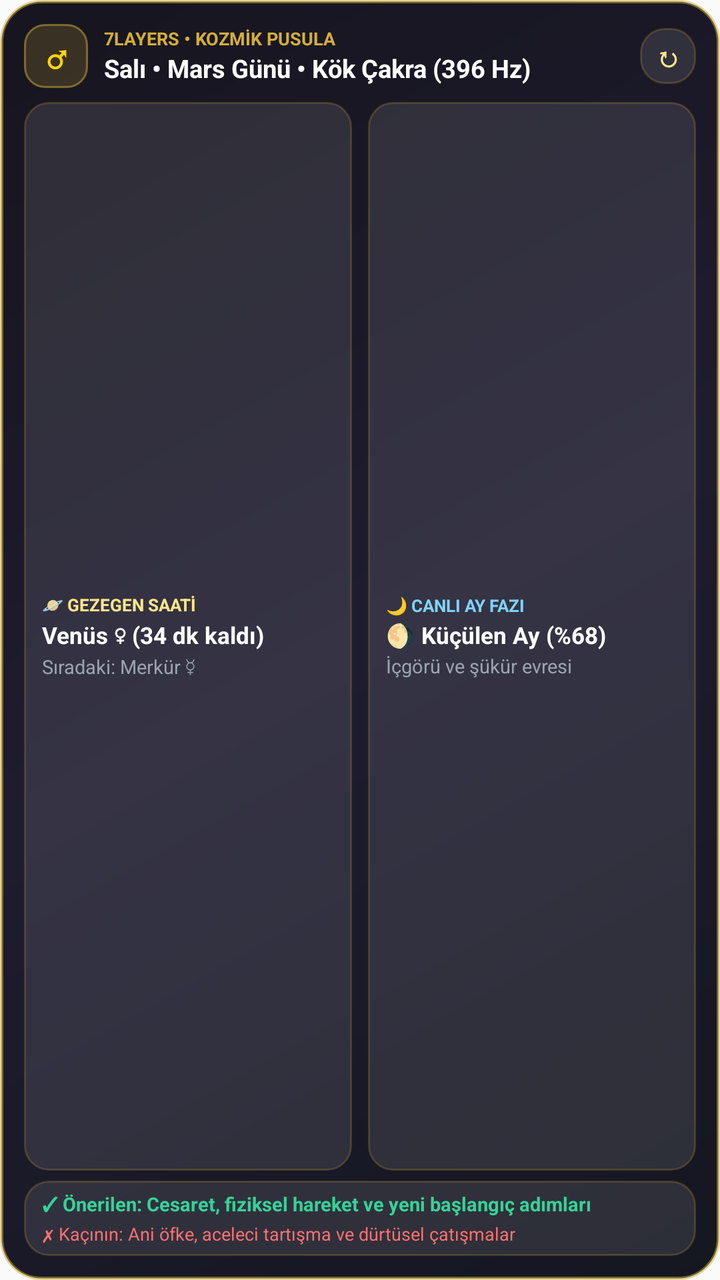
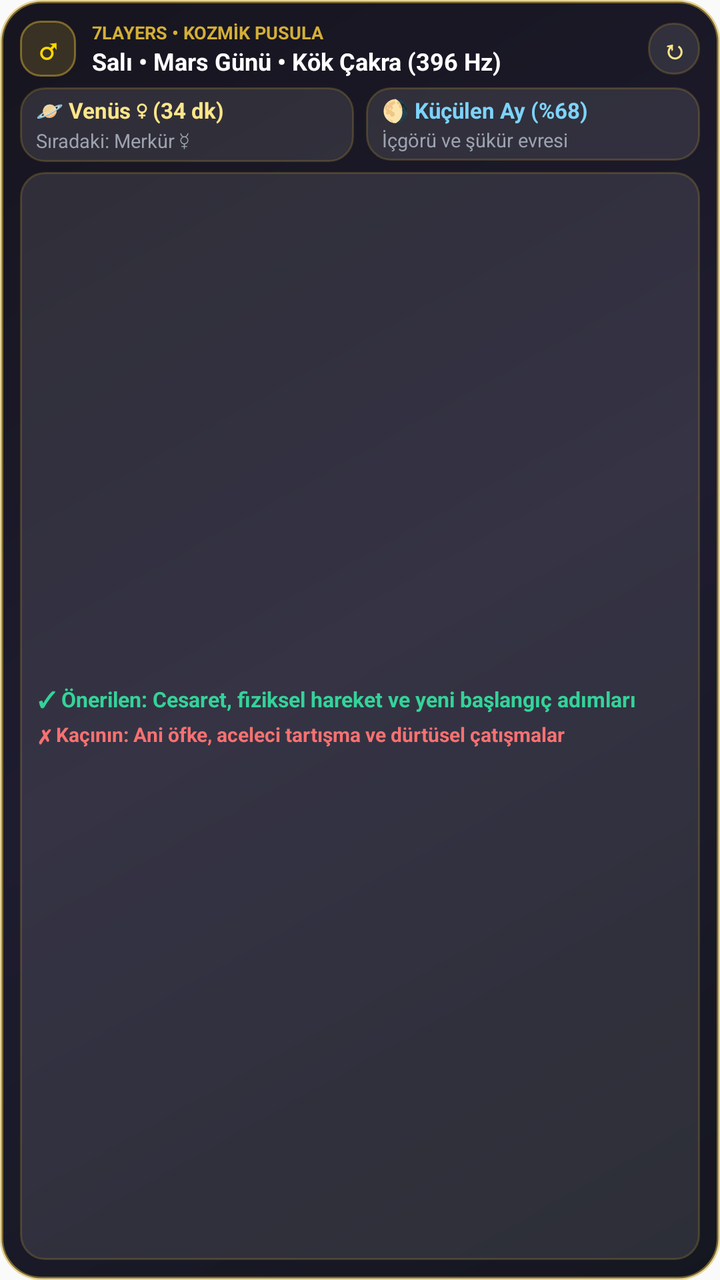

Before-and-after screenshots of an Android layout around one commit, followed by the original layout XML and the change that was made.
<!-- AndroidManifest.xml: application theme AppTheme -->
<!-- res/layout/cosmic_widget.xml -->
<?xml version="1.0" encoding="utf-8"?>
<LinearLayout xmlns:android="http://schemas.android.com/apk/res/android"
    android:id="@+id/widget_root"
    android:layout_width="match_parent"
    android:layout_height="match_parent"
    android:background="@drawable/cosmic_widget_bg"
    android:orientation="vertical"
    android:padding="12dp">

    
    <LinearLayout
        android:layout_width="match_parent"
        android:layout_height="wrap_content"
        android:gravity="center_vertical"
        android:orientation="horizontal">

        <TextView
            android:id="@+id/widget_symbol"
            android:layout_width="32dp"
            android:layout_height="32dp"
            android:background="@drawable/cosmic_pill_bg"
            android:gravity="center"
            android:text="♂"
            android:textColor="#FFD700"
            android:textSize="17sp"
            android:textStyle="bold" />

        <LinearLayout
            android:layout_width="0dp"
            android:layout_height="wrap_content"
            android:layout_marginStart="8dp"
            android:layout_weight="1"
            android:orientation="vertical">

            <TextView
                android:id="@+id/widget_badge"
                android:layout_width="wrap_content"
                android:layout_height="wrap_content"
                android:text="7LAYERS • KOZMİK PUSULA"
                android:textColor="#D4AF37"
                android:textSize="9sp"
                android:textStyle="bold" />

            <TextView
                android:id="@+id/widget_title"
                android:layout_width="wrap_content"
                android:layout_height="wrap_content"
                android:ellipsize="end"
                android:maxLines="1"
                android:text="Salı • Mars Günü • Kök Çakra (396 Hz)"
                android:textColor="#FFFFFF"
                android:textSize="12.5sp"
                android:textStyle="bold" />
        </LinearLayout>

        <TextView
            android:id="@+id/widget_refresh_btn"
            android:layout_width="28dp"
            android:layout_height="28dp"
            android:background="@drawable/cosmic_inner_card_bg"
            android:gravity="center"
            android:text="↻"
            android:textColor="#FDE68A"
            android:textSize="14sp"
            android:textStyle="bold" />
    </LinearLayout>

    
    <LinearLayout
        android:layout_width="match_parent"
        android:layout_height="0dp"
        android:layout_marginTop="7dp"
        android:layout_weight="1"
        android:baselineAligned="false"
        android:orientation="horizontal">

        
        <LinearLayout
            android:layout_width="0dp"
            android:layout_height="match_parent"
            android:layout_marginEnd="4dp"
            android:layout_weight="1"
            android:background="@drawable/cosmic_inner_card_bg"
            android:gravity="center_vertical"
            android:orientation="vertical"
            android:paddingHorizontal="9dp"
            android:paddingVertical="6dp">

            <TextView
                android:layout_width="wrap_content"
                android:layout_height="wrap_content"
                android:text="🪐 GEZEGEN SAATİ"
                android:textColor="#FDE68A"
                android:textSize="8.5sp"
                android:textStyle="bold" />

            <TextView
                android:id="@+id/widget_hour_pill"
                android:layout_width="wrap_content"
                android:layout_height="wrap_content"
                android:layout_marginTop="1dp"
                android:ellipsize="end"
                android:maxLines="1"
                android:text="Venüs ♀ (34 dk kaldı)"
                android:textColor="#FFFFFF"
                android:textSize="11.5sp"
                android:textStyle="bold" />

            <TextView
                android:id="@+id/widget_next_hour"
                android:layout_width="wrap_content"
                android:layout_height="wrap_content"
                android:layout_marginTop="1dp"
                android:ellipsize="end"
                android:maxLines="1"
                android:text="Sıradaki: Merkür ☿"
                android:textColor="#9CA3AF"
                android:textSize="9.5sp" />
        </LinearLayout>

        
        <LinearLayout
            android:layout_width="0dp"
            android:layout_height="match_parent"
            android:layout_marginStart="4dp"
            android:layout_weight="1"
            android:background="@drawable/cosmic_inner_card_bg"
            android:gravity="center_vertical"
            android:orientation="vertical"
            android:paddingHorizontal="9dp"
            android:paddingVertical="6dp">

            <TextView
                android:layout_width="wrap_content"
                android:layout_height="wrap_content"
                android:text="🌙 CANLI AY FAZI"
                android:textColor="#7DD3FC"
                android:textSize="8.5sp"
                android:textStyle="bold" />

            <TextView
                android:id="@+id/widget_moon_title"
                android:layout_width="wrap_content"
                android:layout_height="wrap_content"
                android:layout_marginTop="1dp"
                android:ellipsize="end"
                android:maxLines="1"
                android:text="🌖 Küçülen Ay (%68)"
                android:textColor="#FFFFFF"
                android:textSize="11.5sp"
                android:textStyle="bold" />

            <TextView
                android:id="@+id/widget_moon_sub"
                android:layout_width="wrap_content"
                android:layout_height="wrap_content"
                android:layout_marginTop="1dp"
                android:ellipsize="end"
                android:maxLines="1"
                android:text="İçgörü ve şükür evresi"
                android:textColor="#9CA3AF"
                android:textSize="9.5sp" />
        </LinearLayout>
    </LinearLayout>

    
    <LinearLayout
        android:layout_width="match_parent"
        android:layout_height="wrap_content"
        android:layout_marginTop="5dp"
        android:background="@drawable/cosmic_inner_card_bg"
        android:orientation="vertical"
        android:paddingHorizontal="9dp"
        android:paddingVertical="5dp">

        <TextView
            android:id="@+id/widget_guidance"
            android:layout_width="match_parent"
            android:layout_height="wrap_content"
            android:ellipsize="end"
            android:lineSpacingExtra="1dp"
            android:maxLines="2"
            android:text="✓ Önerilen: Cesaret, fiziksel hareket ve yeni başlangıç adımları"
            android:textColor="#34D399"
            android:textSize="9.5sp"
            android:textStyle="bold" />

        <TextView
            android:id="@+id/widget_avoid"
            android:layout_width="match_parent"
            android:layout_height="wrap_content"
            android:layout_marginTop="2dp"
            android:ellipsize="end"
            android:lineSpacingExtra="1dp"
            android:maxLines="2"
            android:text="✗ Kaçının: Ani öfke, aceleci tartışma ve dürtüsel çatışmalar"
            android:textColor="#F87171"
            android:textSize="9sp" />
    </LinearLayout>
</LinearLayout>
<!-- resources referenced by this layout -->
<resources>
  <!-- drawable cosmic_inner_card_bg (drawable) -->
  <?xml version="1.0" encoding="utf-8"?>
  <shape xmlns:android="http://schemas.android.com/apk/res/android"
      android:shape="rectangle">
      <solid android:color="#1AFFFFFF" />
      <corners android:radius="12dp" />
      <stroke
          android:width="1dp"
          android:color="#38D4AF37" />
  </shape>
  <!-- drawable cosmic_pill_bg (drawable) -->
  <?xml version="1.0" encoding="utf-8"?>
  <shape xmlns:android="http://schemas.android.com/apk/res/android"
      android:shape="rectangle">
      <solid android:color="#2ED4AF37" />
      <corners android:radius="10dp" />
      <stroke
          android:width="1dp"
          android:color="#80D4AF37" />
  </shape>
  <!-- drawable cosmic_widget_bg (drawable) -->
  <?xml version="1.0" encoding="utf-8"?>
  <shape xmlns:android="http://schemas.android.com/apk/res/android"
      android:shape="rectangle">
      <gradient
          android:angle="135"
          android:startColor="#F2080A14"
          android:centerColor="#F2121024"
          android:endColor="#F20A0812"
          android:type="linear" />
      <corners android:radius="20dp" />
      <stroke
          android:width="1.5dp"
          android:color="#80D4AF37" />
  </shape>
  <style name="AppTheme" parent="Theme.AppCompat.DayNight.NoActionBar">
      <item name="android:enforceNavigationBarContrast" tools:targetApi="29">true</item>
      <item name="android:editTextBackground">@drawable/rn_edit_text_material</item>
      <item name="colorPrimary">@color/colorPrimary</item>
      <item name="android:statusBarColor">#000000</item>
    </style>
  <!-- drawable rn_edit_text_material (drawable) -->
  <?xml version="1.0" encoding="utf-8"?>
  <inset xmlns:android="http://schemas.android.com/apk/res/android"
         android:insetLeft="@dimen/abc_edit_text_inset_horizontal_material"
         android:insetRight="@dimen/abc_edit_text_inset_horizontal_material"
         android:insetTop="@dimen/abc_edit_text_inset_top_material"
         android:insetBottom="@dimen/abc_edit_text_inset_bottom_material"
         >
  
      <selector>
          
          <item android:state_enabled="false" android:drawable="@drawable/abc_textfield_default_mtrl_alpha"/>
          <item android:drawable="@drawable/abc_textfield_activated_mtrl_alpha"/>
      </selector>
  
  </inset>
  <color name="colorPrimary">#D4AF37</color>
</resources>

<!-- the commit's change to res/layout/cosmic_widget.xml (unified diff, before → after) -->
@@ -5,7 +5,7 @@
     android:layout_height="match_parent"
     android:background="@drawable/cosmic_widget_bg"
     android:orientation="vertical"
-    android:padding="12dp">
+    android:padding="10dp">
 
     
     <LinearLayout
@@ -16,13 +16,13 @@
 
         <TextView
             android:id="@+id/widget_symbol"
-            android:layout_width="32dp"
-            android:layout_height="32dp"
+            android:layout_width="28dp"
+            android:layout_height="28dp"
             android:background="@drawable/cosmic_pill_bg"
             android:gravity="center"
             android:text="♂"
             android:textColor="#FFD700"
-            android:textSize="17sp"
+            android:textSize="15sp"
             android:textStyle="bold" />
 
         <LinearLayout
@@ -36,6 +36,8 @@
                 android:id="@+id/widget_badge"
                 android:layout_width="wrap_content"
                 android:layout_height="wrap_content"
+                android:singleLine="true"
+                android:ellipsize="end"
                 android:text="7LAYERS • KOZMİK PUSULA"
                 android:textColor="#D4AF37"
                 android:textSize="9sp"
@@ -49,70 +51,60 @@
                 android:maxLines="1"
                 android:text="Salı • Mars Günü • Kök Çakra (396 Hz)"
                 android:textColor="#FFFFFF"
-                android:textSize="12.5sp"
+                android:textSize="12sp"
                 android:textStyle="bold" />
         </LinearLayout>
 
         <TextView
             android:id="@+id/widget_refresh_btn"
-            android:layout_width="28dp"
-            android:layout_height="28dp"
+            android:layout_width="26dp"
+            android:layout_height="26dp"
             android:background="@drawable/cosmic_inner_card_bg"
             android:gravity="center"
             android:text="↻"
             android:textColor="#FDE68A"
-            android:textSize="14sp"
+            android:textSize="13sp"
             android:textStyle="bold" />
     </LinearLayout>
 
     
     <LinearLayout
         android:layout_width="match_parent"
-        android:layout_height="0dp"
-        android:layout_marginTop="7dp"
-        android:layout_weight="1"
+        android:layout_height="wrap_content"
+        android:layout_marginTop="5dp"
         android:baselineAligned="false"
         android:orientation="horizontal">
 
         
         <LinearLayout
             android:layout_width="0dp"
-            android:layout_height="match_parent"
-            android:layout_marginEnd="4dp"
+            android:layout_height="wrap_content"
+            android:layout_marginEnd="3dp"
             android:layout_weight="1"
             android:background="@drawable/cosmic_inner_card_bg"
             android:gravity="center_vertical"
             android:orientation="vertical"
-            android:paddingHorizontal="9dp"
-            android:paddingVertical="6dp">
-
-            <TextView
-                android:layout_width="wrap_content"
-                android:layout_height="wrap_content"
-                android:text="🪐 GEZEGEN SAATİ"
-                android:textColor="#FDE68A"
-                android:textSize="8.5sp"
-                android:textStyle="bold" />
+            android:paddingHorizontal="8dp"
+            android:paddingVertical="4dp">
 
             <TextView
                 android:id="@+id/widget_hour_pill"
-                android:layout_width="wrap_content"
+                android:layout_width="match_parent"
                 android:layout_height="wrap_content"
-                android:layout_marginTop="1dp"
                 android:ellipsize="end"
-                android:maxLines="1"
-                android:text="Venüs ♀ (34 dk kaldı)"
-                android:textColor="#FFFFFF"
-                android:textSize="11.5sp"
+                android:singleLine="true"
+                android:text="🪐 Venüs ♀ (34 dk)"
+                android:textColor="#FDE68A"
+                android:textSize="11sp"
                 android:textStyle="bold" />
 
             <TextView
                 android:id="@+id/widget_next_hour"
-                android:layout_width="wrap_content"
+                android:layout_width="match_parent"
                 android:layout_height="wrap_content"
                 android:layout_marginTop="1dp"
                 android:ellipsize="end"
-                android:maxLines="1"
+                android:singleLine="true"
                 android:text="Sıradaki: Merkür ☿"
                 android:textColor="#9CA3AF"
                 android:textSize="9.5sp" />
@@ -121,42 +113,33 @@
         
         <LinearLayout
             android:layout_width="0dp"
-            android:layout_height="match_parent"
-            android:layout_marginStart="4dp"
+            android:layout_height="wrap_content"
+            android:layout_marginStart="3dp"
             android:layout_weight="1"
             android:background="@drawable/cosmic_inner_card_bg"
             android:gravity="center_vertical"
             android:orientation="vertical"
-            android:paddingHorizontal="9dp"
-            android:paddingVertical="6dp">
-
-            <TextView
-                android:layout_width="wrap_content"
-                android:layout_height="wrap_content"
-                android:text="🌙 CANLI AY FAZI"
-                android:textColor="#7DD3FC"
-                android:textSize="8.5sp"
-                android:textStyle="bold" />
+            android:paddingHorizontal="8dp"
+            android:paddingVertical="4dp">
 
             <TextView
                 android:id="@+id/widget_moon_title"
-                android:layout_width="wrap_content"
+                android:layout_width="match_parent"
                 android:layout_height="wrap_content"
-                android:layout_marginTop="1dp"
                 android:ellipsize="end"
-                android:maxLines="1"
+                android:singleLine="true"
                 android:text="🌖 Küçülen Ay (%68)"
-                android:textColor="#FFFFFF"
-                android:textSize="11.5sp"
+                android:textColor="#7DD3FC"
+                android:textSize="11sp"
                 android:textStyle="bold" />
 
             <TextView
                 android:id="@+id/widget_moon_sub"
-                android:layout_width="wrap_content"
+                android:layout_width="match_parent"
                 android:layout_height="wrap_content"
                 android:layout_marginTop="1dp"
                 android:ellipsize="end"
-                android:maxLines="1"
+                android:singleLine="true"
                 android:text="İçgörü ve şükür evresi"
                 android:textColor="#9CA3AF"
                 android:textSize="9.5sp" />
@@ -166,9 +149,11 @@
     
     <LinearLayout
         android:layout_width="match_parent"
-        android:layout_height="wrap_content"
+        android:layout_height="0dp"
         android:layout_marginTop="5dp"
+        android:layout_weight="1"
         android:background="@drawable/cosmic_inner_card_bg"
+        android:gravity="center_vertical"
         android:orientation="vertical"
         android:paddingHorizontal="9dp"
         android:paddingVertical="5dp">
@@ -178,23 +163,24 @@
             android:layout_width="match_parent"
             android:layout_height="wrap_content"
             android:ellipsize="end"
-            android:lineSpacingExtra="1dp"
-            android:maxLines="2"
+            android:lineSpacingExtra="1.5dp"
+            android:maxLines="3"
             android:text="✓ Önerilen: Cesaret, fiziksel hareket ve yeni başlangıç adımları"
             android:textColor="#34D399"
-            android:textSize="9.5sp"
+            android:textSize="10.5sp"
             android:textStyle="bold" />
 
         <TextView
             android:id="@+id/widget_avoid"
             android:layout_width="match_parent"
             android:layout_height="wrap_content"
-            android:layout_marginTop="2dp"
+            android:layout_marginTop="3dp"
             android:ellipsize="end"
-            android:lineSpacingExtra="1dp"
-            android:maxLines="2"
+            android:lineSpacingExtra="1.5dp"
+            android:maxLines="3"
             android:text="✗ Kaçının: Ani öfke, aceleci tartışma ve dürtüsel çatışmalar"
             android:textColor="#F87171"
-            android:textSize="9sp" />
+            android:textSize="10sp"
+            android:textStyle="bold" />
     </LinearLayout>
 </LinearLayout>
